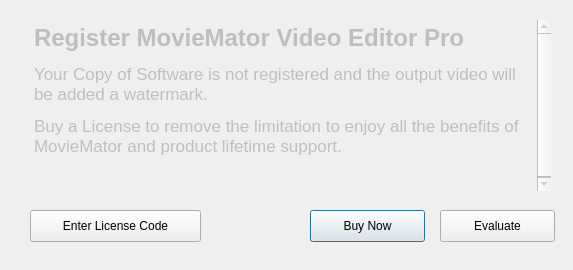
First picture: the form in src/MovieMator/src/dialogs/registrationtipsdialog.ui, repository hansewu/MovieMator, before the edit.
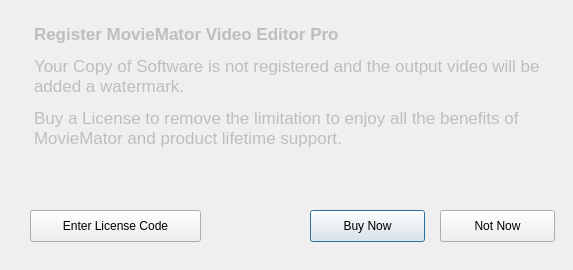
Second picture: the form after the edit. Icons and pictures are not drawn.

Commit message: Fix bug：translation error

```diff
--- a/src/MovieMator/src/dialogs/registrationtipsdialog.ui
+++ b/src/MovieMator/src/dialogs/registrationtipsdialog.ui
@@ -102,11 +102,11 @@
     <string>&lt;!DOCTYPE HTML PUBLIC &quot;-//W3C//DTD HTML 4.0//EN&quot; &quot;http://www.w3.org/TR/REC-html40/strict.dtd&quot;&gt;
 &lt;html&gt;&lt;head&gt;&lt;meta name=&quot;qrichtext&quot; content=&quot;1&quot; /&gt;&lt;style type=&quot;text/css&quot;&gt;
 p, li { white-space: pre-wrap; }
-&lt;/style&gt;&lt;/head&gt;&lt;body style=&quot; font-family:'.Helvetica Neue DeskInterface'; font-size:13pt; font-weight:400; font-style:normal;&quot;&gt;
-&lt;p style=&quot; margin-top:18px; margin-bottom:12px; margin-left:0px; margin-right:0px; -qt-block-indent:0; text-indent:0px;&quot;&gt;&lt;span style=&quot; font-size:xx-large; font-weight:600;&quot;&gt;Register MovieMator Video Editor Pro&lt;/span&gt;&lt;/p&gt;
-&lt;p style=&quot; margin-top:12px; margin-bottom:12px; margin-left:0px; margin-right:0px; -qt-block-indent:0; text-indent:0px;&quot;&gt;Your Copy of Software is not registered and the output video will be added a watermark.&lt;/p&gt;
-&lt;p style=&quot; margin-top:12px; margin-bottom:12px; margin-left:0px; margin-right:0px; -qt-block-indent:0; text-indent:0px;&quot;&gt;Buy a License to remove the limitation to enjoy all the benefits of MovieMator and product lifetime support.&lt;/p&gt;
-&lt;p style=&quot;-qt-paragraph-type:empty; margin-top:0px; margin-bottom:0px; margin-left:0px; margin-right:0px; -qt-block-indent:0; text-indent:0px;&quot;&gt;&lt;br /&gt;&lt;/p&gt;&lt;/body&gt;&lt;/html&gt;</string>
+&lt;/style&gt;&lt;/head&gt;&lt;body style=&quot; font-family:'SimSun'; font-size:9pt; font-weight:400; font-style:normal;&quot;&gt;
+&lt;p style=&quot; margin-top:18px; margin-bottom:12px; margin-left:0px; margin-right:0px; -qt-block-indent:0; text-indent:0px;&quot;&gt;&lt;span style=&quot; font-family:'.Helvetica Neue DeskInterface'; font-size:13pt; font-weight:600;&quot;&gt;Register MovieMator Video Editor Pro&lt;/span&gt;&lt;/p&gt;
+&lt;p style=&quot; margin-top:12px; margin-bottom:12px; margin-left:0px; margin-right:0px; -qt-block-indent:0; text-indent:0px;&quot;&gt;&lt;span style=&quot; font-family:'.Helvetica Neue DeskInterface'; font-size:13pt;&quot;&gt;Your Copy of Software is not registered and the output video will be added a watermark.&lt;/span&gt;&lt;/p&gt;
+&lt;p style=&quot; margin-top:12px; margin-bottom:12px; margin-left:0px; margin-right:0px; -qt-block-indent:0; text-indent:0px;&quot;&gt;&lt;span style=&quot; font-family:'.Helvetica Neue DeskInterface'; font-size:13pt;&quot;&gt;Buy a License to remove the limitation to enjoy all the benefits of MovieMator and product lifetime support.&lt;/span&gt;&lt;/p&gt;
+&lt;p style=&quot;-qt-paragraph-type:empty; margin-top:0px; margin-bottom:0px; margin-left:0px; margin-right:0px; -qt-block-indent:0; text-indent:0px; font-family:'.Helvetica Neue DeskInterface'; font-size:13pt;&quot;&gt;&lt;br /&gt;&lt;/p&gt;&lt;/body&gt;&lt;/html&gt;</string>
    </property>
   </widget>
   <widget class="QPushButton" name="evaluateButton">
@@ -119,7 +119,7 @@
     </rect>
    </property>
    <property name="text">
-    <string>Evaluate</string>
+    <string>Not Now</string>
    </property>
   </widget>
  </widget>
```
The commit also changes 1 other file.
